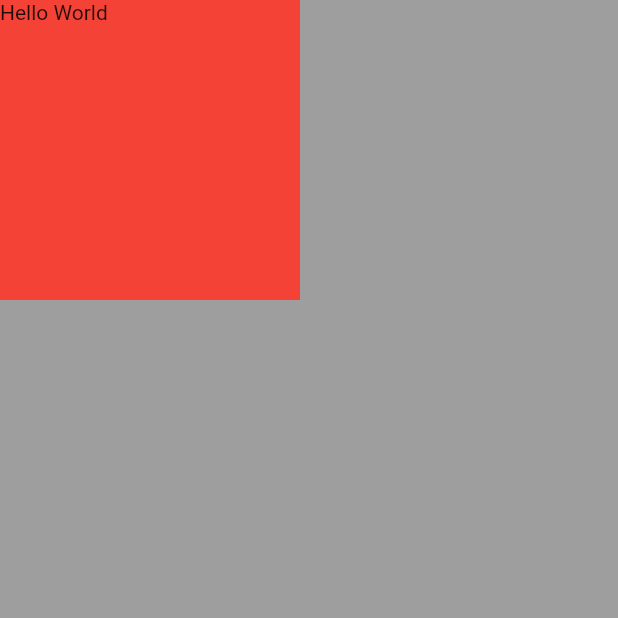
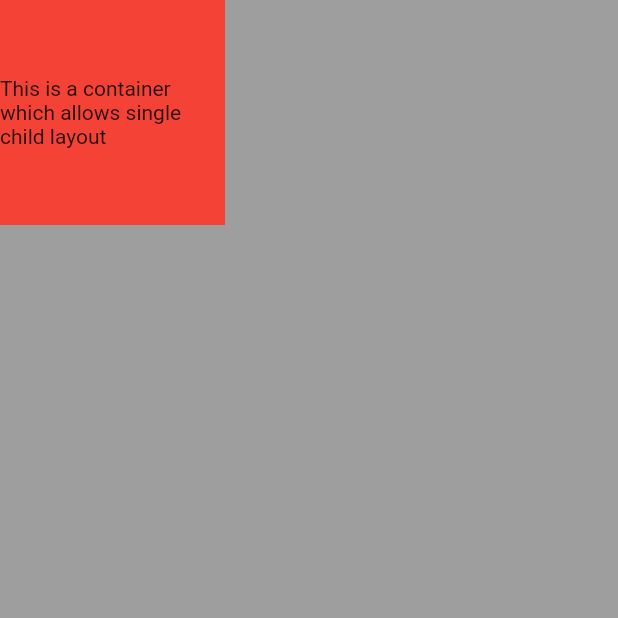
Before and after one commit to shardhayv/myid, a Flutter app: the screen it shows after launch, on a phone screen of 412 x 824 dp, the top half of it. Run offline on Flutter 3.47's test engine with Material 2 defaults, Android fonts, the phone set to English and light mode, and no system bars; missing offline and left inert: dart:ffi.

Commit message:
container done for singled-child layout

```diff
--- a/lib/main.dart
+++ b/lib/main.dart
@@ -15,13 +15,15 @@ class MyApp extends StatelessWidget {
       home: Scaffold(
         backgroundColor: Colors.grey,
         body: SafeArea(
-            child: Container(
-              color: Colors.red,
-              child: Text('Hello World'),
-              height: 200,
-              width: 200,
-              margin: EdgeInsets.,
-        )),
+          child: Container(
+            color: Colors.red,
+            height: 150,
+            width: 150,
+            child: const Center(
+                child: Text(
+                    'This is a container which allows single child layout ')),
+          ),
+        ),
       ),
       debugShowCheckedModeBanner: false,
     );
```
